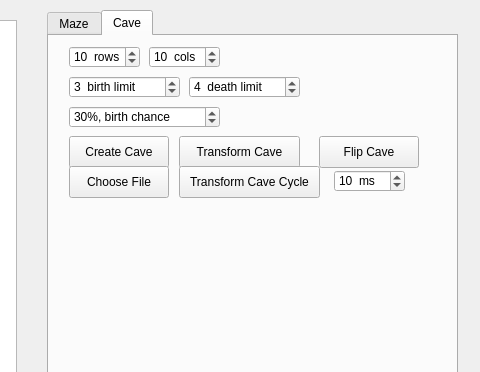
Qt form src/view/view.ui (superhacker2002/maze) before a commit; both pictures show x 493 to 973 and y 0 to 372 of the 973 by 548 pixel window.
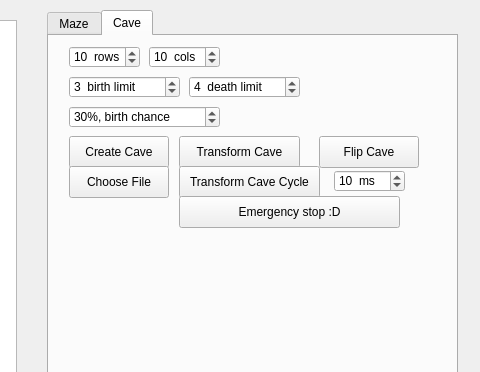
The same form after that commit. The open tabs and pages were chosen to show the change.

Commit message: added emergency stop button

The edit to the form file:
```diff
--- a/src/view/view.ui
+++ b/src/view/view.ui
@@ -437,6 +437,19 @@
        <string>Transform Cave Cycle</string>
       </property>
      </widget>
+     <widget class="QPushButton" name="stop_transform_cycle_button">
+      <property name="geometry">
+       <rect>
+        <x>130</x>
+        <y>160</y>
+        <width>221</width>
+        <height>32</height>
+       </rect>
+      </property>
+      <property name="text">
+       <string>Emergency stop :D</string>
+      </property>
+     </widget>
     </widget>
    </widget>
    <widget class="QGraphicsView" name="draw_area">
```
Left out of the diff: 2 changed lines with no effect on the pictures. The commit also changes 2 other files.
